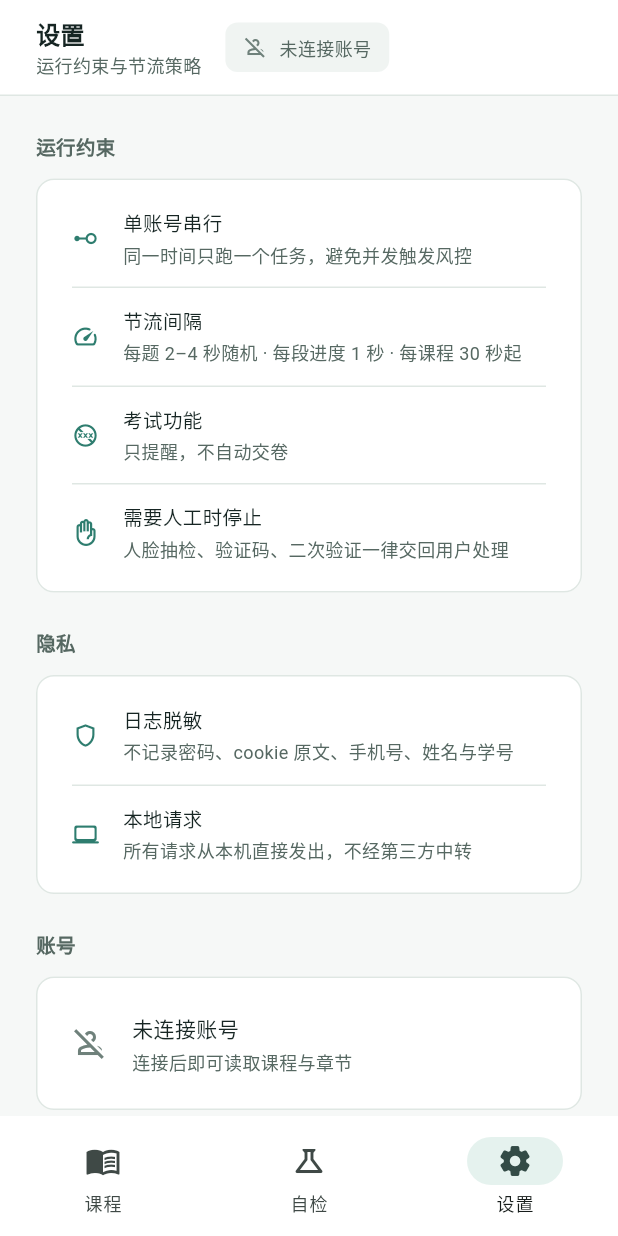
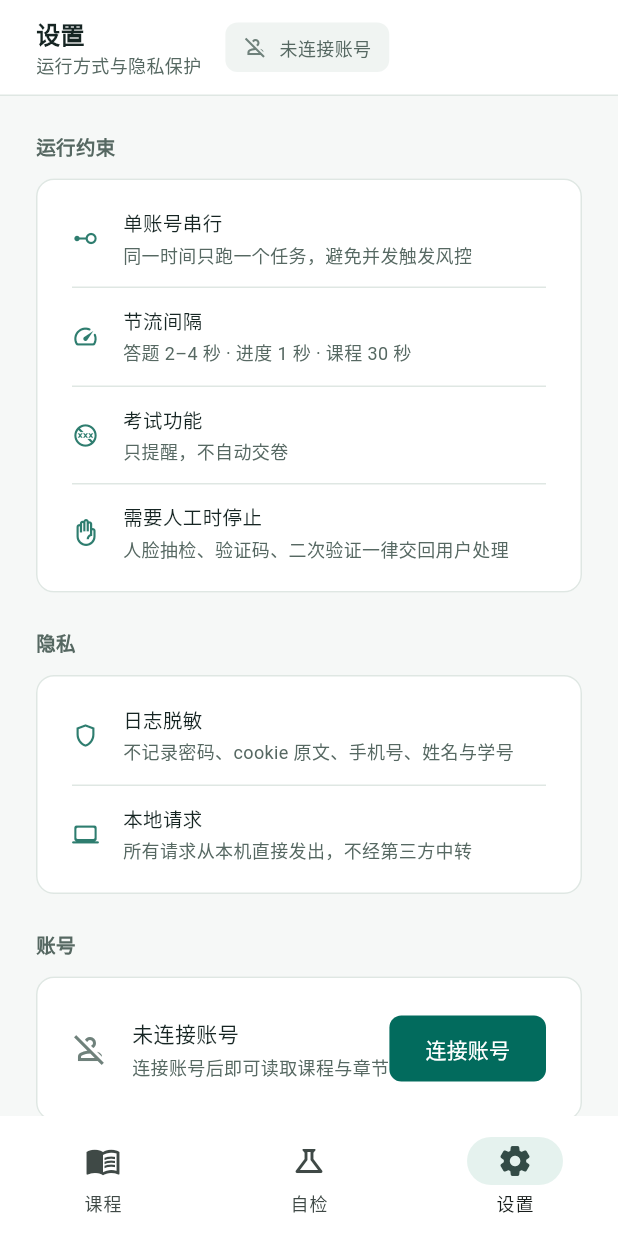
Before and after one commit to SubmergeDQ/Auto-Chaoxing, a Flutter app: the screen it shows after launch, item 3 of the bottom bar chosen, on a phone screen of 412 x 824 dp. Run offline on Flutter 3.47's test engine with Material 3 defaults, Android fonts, the phone set to English and light mode, and no system bars; our stand-ins replace cookie_jar, dio, dio_cookie_manager; missing offline and left inert: pointycastle; accounts and stored records are empty.

Commit message:
fix(ui): 按第二轮复核修订状态表达与恢复路径
第二轮独立复核（视觉复核 + 静态 UX 走查，均未实际操作）确认首轮多数问题已解决，并指出新的可复现问题。据此修订：

- 失败 / 加载态不再显示确定的 0（指标用破折号，章节副标题改状态说明），避免被读成「账号里确实没有课程 / 这门课 0 章」。
- 状态占位统一为开放居中布局（AcxErrorState 去掉卡片盒），右上「只读视图」固定为常驻模式标记，不再被「读取中」顶替。
- 桌面补「点击课程，右侧会显示章节与任务点」的可点线索，不暗示翻页。
- LoginDialog 公开给设置页复用，断开连接后可就地重新连接，不必自己切回工作台。
- 章节读取失败示例文案改用户可读；PASS 改中文「通过」；顶栏副标题改用户口吻；修掉移动端设置页孤字断行。
- 补移动端章节展开态截图，证明任务点名称与类型标签双端对等；取证总数 18 张。
- DESIGN.md 补状态占位规则；README / CHANGELOG 同步当前状态与取证覆盖。

验证：flutter analyze 零问题，flutter test 20/20，规范检查脚本通过。动效正常速度手感、真实账号端到端流程、移动端部分异常态仍未验证，已在 CHANGELOG 如实标注。

```diff
--- a/lib/ui/app_shell.dart
+++ b/lib/ui/app_shell.dart
@@ -23,8 +23,8 @@ class _AppShellState extends State<AppShell> {
   static const List<String> _titles = <String>['课程工作台', '协议自检', '设置'];
   static const List<String> _subtitles = <String>[
     '课程、章节与任务点',
-    '签名与加密固定向量',
-    '运行约束与节流策略',
+    '两个本地算法的正确性检查',
+    '运行方式与隐私保护',
   ];
 
   void _select(int index) {
--- a/lib/ui/aux_pages.dart
+++ b/lib/ui/aux_pages.dart
@@ -1,9 +1,12 @@
 // 协议自检页与运行约束页。
 // 自检向量与 core/chaoxing_core.py、test/crypto_test.dart 三者一致。
+import 'dart:async';
+
 import 'package:flutter/material.dart';
 
 import '../core/crypto.dart';
 import '../state/app_state.dart';
+import 'courses_page.dart';
 import 'theme.dart';
 import 'widgets.dart';
 
@@ -121,7 +124,7 @@ class _VectorCard extends StatelessWidget {
                 ),
               ),
               AcxStatusBadge(
-                label: ok ? 'PASS' : 'FAIL',
+                label: ok ? '通过' : '未通过',
                 status: ok ? AcxStatus.success : AcxStatus.failed,
               ),
             ],
@@ -195,7 +198,7 @@ class SettingsPage extends StatelessWidget {
                 _SettingRow(
                   icon: Icons.speed_rounded,
                   title: '节流间隔',
-                  detail: '每题 2–4 秒随机 · 每段进度 1 秒 · 每课程 30 秒起',
+                  detail: '答题 2–4 秒 · 进度 1 秒 · 课程 30 秒',
                 ),
                 Divider(height: 1),
                 _SettingRow(
@@ -266,16 +269,27 @@ class SettingsPage extends StatelessWidget {
                       Text(
                         state.signedIn
                             ? '${state.profile?.school ?? "学校未填写"}  ·  uid ${state.profile?.uid ?? ""}'
-                            : '连接后即可读取课程与章节',
+                            : '连接账号后即可读取课程与章节',
                         style: const TextStyle(fontSize: 12, color: AcxColors.textSecondary),
                       ),
                     ],
                   ),
                 ),
+                // 断开后留在设置页也要能就地重连，不必自己想到切回工作台。
                 if (state.signedIn)
                   OutlinedButton(
                     onPressed: state.signOut,
                     child: const Text('断开连接'),
+                  )
+                else
+                  FilledButton(
+                    onPressed: () => unawaited(
+                      showDialog<void>(
+                        context: context,
+                        builder: (BuildContext _) => LoginDialog(state: state),
+                      ),
+                    ),
+                    child: const Text('连接账号'),
                   ),
               ],
             ),
```
Also changed, not shown: lib/ui/chapter_view.dart (+5 -5 lines), lib/ui/courses_page.dart (+17 -9 lines), lib/ui/widgets.dart (+22 -15 lines), 5 other files.
